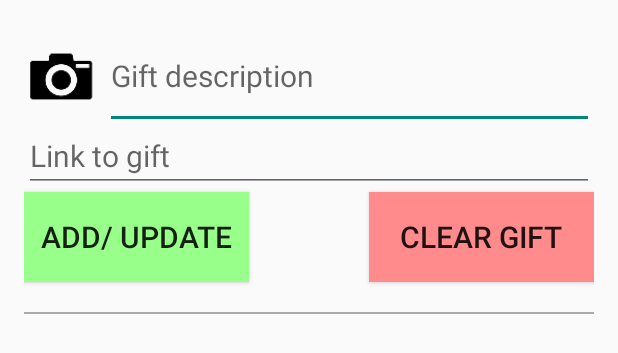
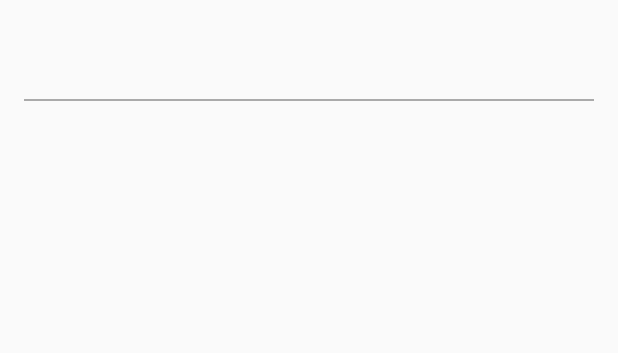
Before and after one commit to geidnert/gifts, an Android app: the layout activity_gifts.xml on its own in the app's theme, with its tools: preview values and no code run, on a phone screen of 412 x 824 dp. Shown: the top 353 px of the screen. Run offline under Robolectric (Android 15) with nearby library versions, the phone set to English and light mode, and no system bars; network calls fail.

Commit message:
New addgift flow added

```diff
--- a/app/src/main/java/com/solidparts/gifts/GiftsActivity.java
+++ b/app/src/main/java/com/solidparts/gifts/GiftsActivity.java
@@ -74,7 +74,25 @@ public class GiftsActivity extends ActionBarActivity {
             (findViewById(R.id.addGift)).setVisibility(View.GONE);
             (findViewById(R.id.clearGift)).setVisibility(View.GONE);
             (findViewById(R.id.ruler)).setVisibility(View.GONE);
+            (findViewById(R.id.add)).setVisibility(View.GONE);
         }
+    }
+
+    public void onAdd(View view){
+        showAdd();
+    }
+
+    private void closeAdd(){
+        if(viewUserDTO.equals(userDTO)) {
+            (findViewById(R.id.add)).setVisibility(View.VISIBLE);
+        }
+
+        (findViewById(R.id.addSection)).setVisibility(View.GONE);
+    }
+
+    private void showAdd(){
+        (findViewById(R.id.add)).setVisibility(View.GONE);
+        (findViewById(R.id.addSection)).setVisibility(View.VISIBLE);
     }
 
     @Override
@@ -161,6 +179,8 @@ public class GiftsActivity extends ActionBarActivity {
         giftDescription.setText(giftDTO.getDescription());
         giftUrl.setText(giftDTO.getUrl());
 
+        showAdd();
+
     }
 
     private void clearInputFields(){
@@ -220,6 +240,7 @@ public class GiftsActivity extends ActionBarActivity {
         clearInputFields();
         ImageView img = (ImageView) findViewById(R.id.image);
         img.setImageResource(R.mipmap.camera);
+        closeAdd();
     }
 
     //---------------------------------------------------------------------------------------------
@@ -296,6 +317,7 @@ public class GiftsActivity extends ActionBarActivity {
                 messageManager.show(getApplicationContext(), "Gift not saved!", false);
 
             hideSoftKeyboard();
+            closeAdd();
         }
 
         @Override
@@ -334,6 +356,7 @@ public class GiftsActivity extends ActionBarActivity {
                 messageManager.show(getApplicationContext(), "Gift not saved!", false);
 
             hideSoftKeyboard();
+            closeAdd();
         }
 
         @Override
@@ -394,6 +417,7 @@ public class GiftsActivity extends ActionBarActivity {
                         viewUserDTO.getFirstname() + " " + viewUserDTO.getLastname() + "!", false);
             }
             hideSoftKeyboard();
+            closeAdd();
         }
 
         @Override
--- a/app/src/main/java/com/solidparts/gifts/MainActivity.java
+++ b/app/src/main/java/com/solidparts/gifts/MainActivity.java
@@ -154,6 +154,7 @@ public class MainActivity extends ActionBarActivity {
             //showButtons();
             if (dataDTO != null && getResources().getInteger(R.integer.app_minor_version) < dataDTO.getLatestAppVersion()) {
                 UpdateDialogFragment updateDialogFragment = new UpdateDialogFragment();
+                updateDialogFragment.setCancelable(false);
                 updateDialogFragment.show(getFragmentManager(), "updateDialog");
             }
         }
--- a/app/src/main/res/layout/activity_gifts.xml
+++ b/app/src/main/res/layout/activity_gifts.xml
@@ -15,28 +15,6 @@
         android:layout_marginBottom="5dp"
         android:visibility="gone" />
 
-    <ImageView
-        android:layout_width="50dp"
-        android:layout_height="70dp"
-        android:id="@+id/image"
-        android:hint="Gift Image"
-        android:onClick="onPickImage"
-        android:src="@mipmap/camera"
-        android:layout_alignParentTop="true"
-        android:layout_alignParentLeft="true"
-        android:layout_alignParentStart="true" />
-
-    <Button
-        android:layout_width="150dp"
-        android:layout_height="60dp"
-        android:text="Add/ Update"
-        android:id="@+id/addGift"
-        android:background="#99ff8b"
-        android:onClick="onAddGift"
-        android:layout_below="@+id/url"
-        android:layout_alignParentLeft="true"
-        android:layout_alignParentStart="true"
-        android:textSize="20dp" />
     <!--ListView
         android:id="@+id/android:list"
         android:layout_width="fill_parent"
@@ -48,35 +26,11 @@
         android:layout_height="fill_parent"
 
         android:paddingTop="0dp"
+        android:visibility="visible"
         android:layout_below="@+id/ruler"
         android:layout_alignParentLeft="true"
-        android:layout_alignParentStart="true" />
-
-    <EditText
-        android:layout_width="fill_parent"
-        android:layout_height="70dp"
-        android:inputType="textCapSentences|textMultiLine"
-        android:ems="10"
-        android:hint="Gift description"
-        android:id="@+id/description"
-        android:layout_alignTop="@+id/image"
-        android:layout_toRightOf="@+id/image"
-        android:layout_toEndOf="@+id/image"
-        android:textSize="20dp"
-        android:capitalize="sentences"
-        android:layout_marginLeft="4dp" />
-
-    <EditText
-        android:layout_width="fill_parent"
-        android:layout_height="42dp"
-        android:id="@+id/url"
-        android:hint="Link to gift"
-        android:textSize="20dp"
-        android:layout_below="@+id/description"
-        android:capitalize="sentences"
-        android:layout_alignRight="@+id/clearGift"
-        android:layout_alignEnd="@+id/clearGift"
-        android:inputType="textWebEditText" />
+        android:layout_alignParentStart="true"
+        android:layout_marginTop="10dp" />
 
     <ImageView
         android:layout_width="fill_parent"
@@ -87,18 +41,6 @@
         android:visibility="gone"
         android:onClick="onHideImage"
         android:nestedScrollingEnabled="true" />
-
-    <Button
-        android:layout_width="150dp"
-        android:layout_height="60dp"
-        android:text="Clear Gift"
-        android:id="@+id/clearGift"
-        android:layout_below="@+id/url"
-        android:layout_alignParentRight="true"
-        android:layout_alignParentEnd="true"
-        android:textSize="20dp"
-        android:background="#ff8b8d"
-        android:onClick="onClearGift" />
 
     <ProgressBar
         style="?android:attr/progressBarStyleLarge"
@@ -113,11 +55,95 @@
         android:layout_width="match_parent"
         android:layout_height="1dp"
         android:id="@+id/ruler"
-        android:layout_below="@+id/addGift"
         android:background="@android:color/darker_gray"
+        android:layout_below="@+id/addSection"
         android:layout_alignParentLeft="true"
         android:layout_alignParentStart="true"
-        android:layout_marginTop="20dp"
-        android:layout_marginBottom="20dp" />
+        android:layout_marginTop="50dp" />
+
+    <RelativeLayout
+        android:layout_width="match_parent"
+        android:layout_height="wrap_content"
+        android:layout_alignTop="@+id/userName"
+        android:layout_alignLeft="@+id/userName"
+        android:layout_alignStart="@+id/userName"
+        android:id="@+id/addSection"
+        android:visibility="gone">
+
+        <Button
+            android:layout_width="150dp"
+            android:layout_height="60dp"
+            android:text="Add/ Update"
+            android:id="@+id/addGift"
+            android:background="#99ff8b"
+            android:onClick="onAddGift"
+            android:textSize="20dp"
+            android:layout_below="@+id/url"
+            android:layout_alignParentLeft="true"
+            android:layout_alignParentStart="true"
+            android:layout_marginTop="40dp" />
+
+        <EditText
+            android:layout_width="fill_parent"
+            android:layout_height="42dp"
+            android:id="@+id/url"
+            android:hint="Link to gift"
+            android:textSize="20dp"
+            android:capitalize="sentences"
+            android:inputType="textWebEditText"
+            android:layout_below="@+id/image"
+            android:layout_alignParentLeft="true"
+            android:layout_alignParentStart="true" />
+
+        <Button
+            android:layout_width="150dp"
+            android:layout_height="60dp"
+            android:text="Close"
+            android:id="@+id/clearGift"
+            android:textSize="20dp"
+            android:background="#ff8b8d"
+            android:onClick="onClearGift"
+            android:layout_alignTop="@+id/addGift"
+            android:layout_alignParentRight="true"
+            android:layout_alignParentEnd="true" />
+
+        <ImageView
+            android:layout_width="50dp"
+            android:layout_height="70dp"
+            android:id="@+id/image"
+            android:hint="Gift Image"
+            android:onClick="onPickImage"
+            android:src="@mipmap/camera"
+            android:layout_alignParentStart="true"
+            android:layout_alignParentLeft="true" />
+
+        <EditText
+            android:layout_width="fill_parent"
+            android:layout_height="70dp"
+            android:inputType="textCapSentences|textMultiLine"
+            android:ems="10"
+            android:hint="Gift description"
+            android:id="@+id/description"
+            android:textSize="20dp"
+            android:capitalize="sentences"
+            android:layout_alignParentTop="true"
+            android:layout_toRightOf="@+id/image"
+            android:layout_toEndOf="@+id/image" />
+    </RelativeLayout>
+
+    <Button
+        android:layout_width="40dp"
+        android:layout_height="40dp"
+        android:text="+"
+        android:id="@+id/add"
+        android:layout_alignTop="@+id/userName"
+        android:layout_alignParentRight="true"
+        android:layout_alignParentEnd="true"
+        android:textSize="30dp"
+        android:backgroundTint="#00ffffff"
+        android:background="#ffffff"
+        android:onClick="onAdd"
+        android:nestedScrollingEnabled="false"
+        android:visibility="gone" />
 
 </RelativeLayout>
--- a/app/src/main/res/values/integers.xml
+++ b/app/src/main/res/values/integers.xml
@@ -1,5 +1,5 @@
 <?xml version="1.0" encoding="utf-8"?>
 <resources>
     <integer name="app_major_version">1</integer>
-    <integer name="app_minor_version">7</integer>
+    <integer name="app_minor_version">8</integer>
 </resources>
```
